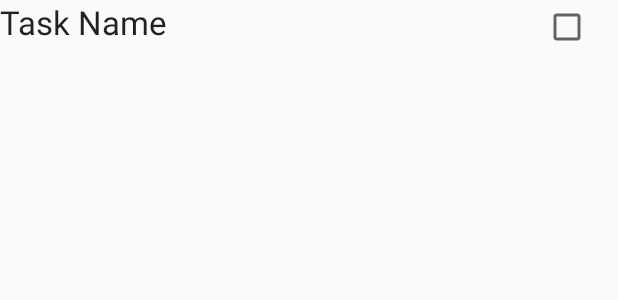
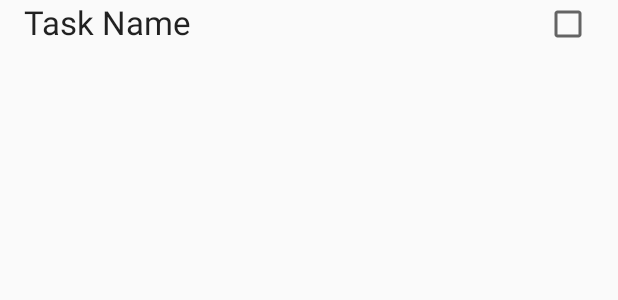
Before and after one commit to MAD-2020/mad-practical-5-recyclerview-Wen-Cong, an Android app: the layout taskview.xml on its own in the app's theme, with its tools: preview values and no code run, on a phone screen of 412 x 824 dp. Shown: the top 300 px of the screen. Run offline under Robolectric (Android 15) with nearby library versions, the phone set to English and light mode, and no system bars.

Commit message:
Completed practical and meet all requirement.

```diff
--- a/app/src/main/java/sg/edu/np/mad/mad_recyclerview/TaskViewHolder.java
+++ b/app/src/main/java/sg/edu/np/mad/mad_recyclerview/TaskViewHolder.java
@@ -1,5 +1,6 @@
 package sg.edu.np.mad.mad_recyclerview;
 
+import android.text.Layout;
 import android.view.View;
 import android.widget.CheckBox;
 import android.widget.TextView;
@@ -10,9 +11,11 @@ import androidx.recyclerview.widget.RecyclerView;
 public class TaskViewHolder extends RecyclerView.ViewHolder {
     public TextView taskName;
     public CheckBox checkBox;
+    public View taskView;
     public TaskViewHolder(@NonNull View itemView) {
         super(itemView);
         taskName = itemView.findViewById(R.id.taskviewname);
         checkBox = itemView.findViewById(R.id.check);
+        taskView = (View) itemView.findViewById(R.id.taskrow);
     }
 }
--- a/app/src/main/res/layout/taskview.xml
+++ b/app/src/main/res/layout/taskview.xml
@@ -1,20 +1,31 @@
 <?xml version="1.0" encoding="utf-8"?>
-<LinearLayout xmlns:android="http://schemas.android.com/apk/res/android"
+<androidx.constraintlayout.widget.ConstraintLayout xmlns:android="http://schemas.android.com/apk/res/android"
+    xmlns:app="http://schemas.android.com/apk/res-auto"
+    xmlns:tools="http://schemas.android.com/tools"
+    android:id="@+id/taskrow"
     android:layout_width="match_parent"
-    android:layout_height="match_parent"
-    android:orientation="horizontal">
+    android:layout_height="wrap_content">
 
     <TextView
         android:id="@+id/taskviewname"
         android:layout_width="wrap_content"
-        android:layout_height="match_parent"
+        android:layout_height="0dp"
         android:text="Task Name"
-        android:textAppearance="@style/TextAppearance.AppCompat.Large" />
+        android:textAppearance="@style/TextAppearance.AppCompat.Large"
+        app:layout_constraintBottom_toBottomOf="parent"
+        app:layout_constraintEnd_toEndOf="parent"
+        app:layout_constraintHorizontal_bias="0.053"
+        app:layout_constraintStart_toStartOf="parent"
+        app:layout_constraintTop_toTopOf="parent"
+        app:layout_constraintVertical_bias="0.0" />
 
     <CheckBox
         android:id="@+id/check"
         android:layout_width="wrap_content"
         android:layout_height="wrap_content"
-        android:layout_marginLeft="250dp"/>
+        android:layout_marginEnd="17dp"
+        app:layout_constraintBottom_toBottomOf="parent"
+        app:layout_constraintEnd_toEndOf="parent"
+        app:layout_constraintTop_toTopOf="parent" />
 
-</LinearLayout>
+</androidx.constraintlayout.widget.ConstraintLayout>
```
Also changed, not shown: app/src/main/java/sg/edu/np/mad/mad_recyclerview/MainActivity.java (+12 -5 lines), app/src/main/java/sg/edu/np/mad/mad_recyclerview/TaskAdapter.java (+48 -3 lines), app/src/main/res/layout/activity_main.xml (+11 -13 lines).
